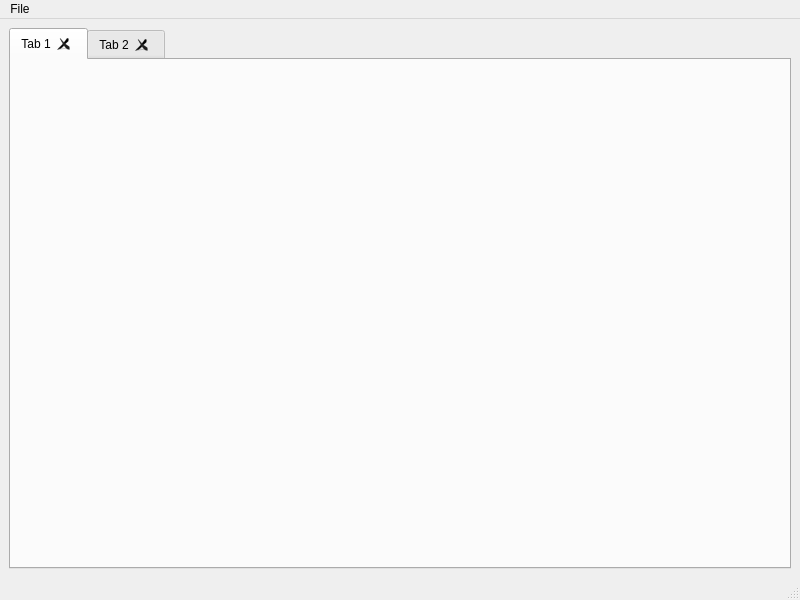
Before: the Qt Designer form src/presentation/windows/MainWIndow.ui in bartkessels/GetIt, drawn with Qt 5.
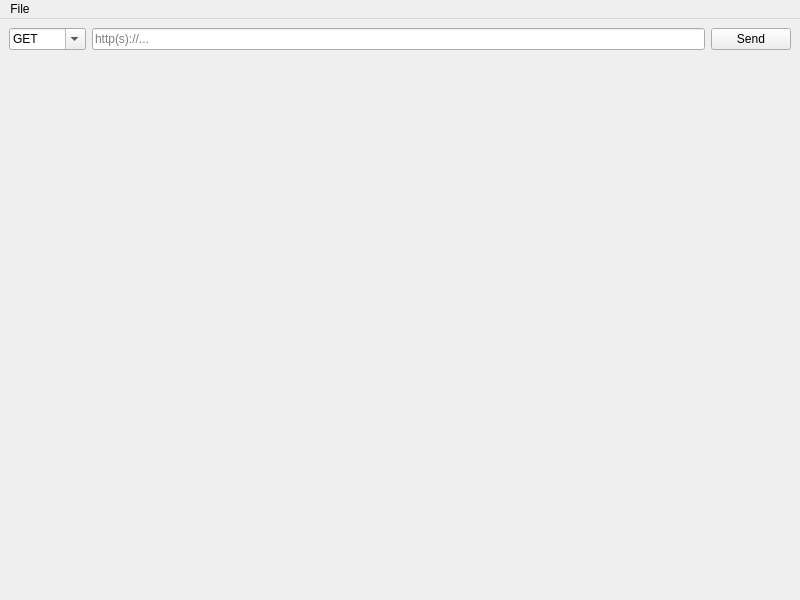
After: the same form once the commit is applied.

The edit to the form file:
```diff
--- a/src/presentation/windows/MainWIndow.ui
+++ b/src/presentation/windows/MainWIndow.ui
@@ -13,32 +13,83 @@
   <property name="windowTitle">
    <string>GetIt</string>
   </property>
+  <property name="tabShape">
+   <enum>QTabWidget::Rounded</enum>
+  </property>
   <property name="unifiedTitleAndToolBarOnMac">
    <bool>false</bool>
   </property>
   <widget class="QWidget" name="centralwidget">
-   <layout class="QGridLayout" name="gridLayout">
-    <item row="0" column="0">
+   <layout class="QVBoxLayout" name="verticalLayout">
+    <item>
+     <layout class="QHBoxLayout" name="horizontalLayout">
+      <item>
+       <widget class="QComboBox" name="method">
+        <property name="editable">
+         <bool>true</bool>
+        </property>
+        <item>
+         <property name="text">
+          <string>GET</string>
+         </property>
+        </item>
+        <item>
+         <property name="text">
+          <string>POST</string>
+         </property>
+        </item>
+        <item>
+         <property name="text">
+          <string>PUT</string>
+         </property>
+        </item>
+        <item>
+         <property name="text">
+          <string>PATCH</string>
+         </property>
+        </item>
+        <item>
+         <property name="text">
+          <string>DELETE</string>
+         </property>
+        </item>
+        <item>
+         <property name="text">
+          <string>HEAD</string>
+         </property>
+        </item>
+       </widget>
+      </item>
+      <item>
+       <widget class="QLineEdit" name="uri">
+        <property name="placeholderText">
+         <string notr="true">http(s)://...</string>
+        </property>
+       </widget>
+      </item>
+      <item>
+       <widget class="QPushButton" name="send">
+        <property name="text">
+         <string>Send</string>
+        </property>
+       </widget>
+      </item>
+     </layout>
+    </item>
+    <item>
      <widget class="QTabWidget" name="tabs">
+      <property name="tabPosition">
+       <enum>QTabWidget::North</enum>
+      </property>
       <property name="documentMode">
-       <bool>false</bool>
+       <bool>true</bool>
       </property>
       <property name="tabsClosable">
-       <bool>true</bool>
+       <bool>false</bool>
       </property>
       <property name="movable">
-       <bool>true</bool>
+       <bool>false</bool>
       </property>
-      <widget class="QWidget" name="tab">
-       <attribute name="title">
-        <string>Tab 1</string>
-       </attribute>
-      </widget>
-      <widget class="QWidget" name="tab_2">
-       <attribute name="title">
-        <string>Tab 2</string>
-       </attribute>
-      </widget>
      </widget>
     </item>
    </layout>
@@ -71,7 +122,6 @@
    </widget>
    <addaction name="menuItemFile"/>
   </widget>
-  <widget class="QStatusBar" name="statusbar"/>
   <action name="menuItemNewRawRequest">
    <property name="text">
     <string>Raw Request</string>
```
Left out of the diff: 2 changed lines with no effect on the pictures.
